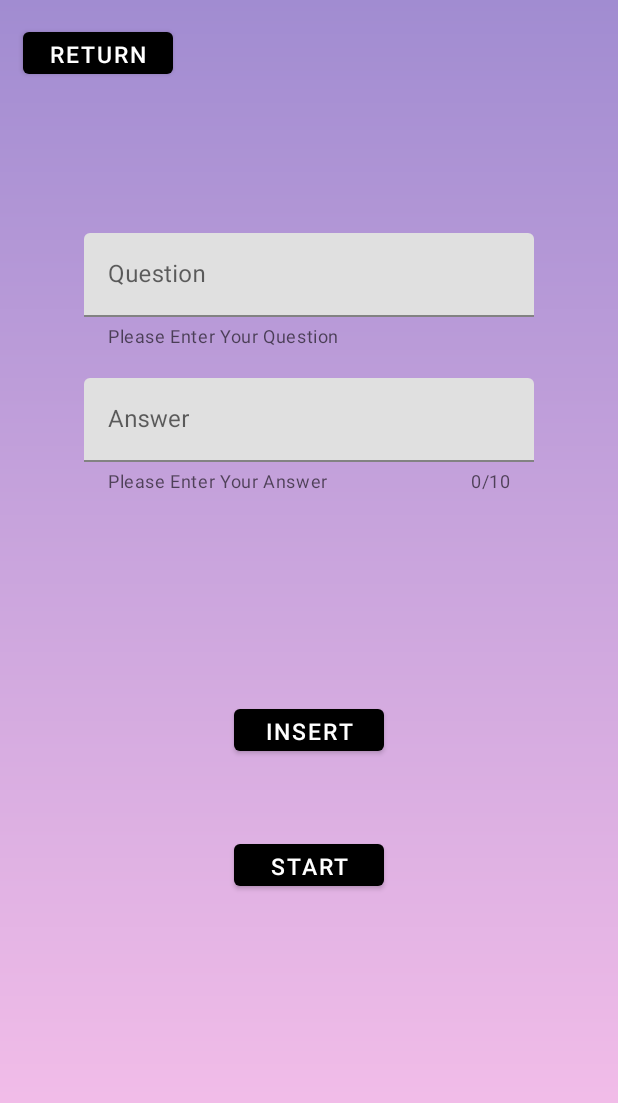
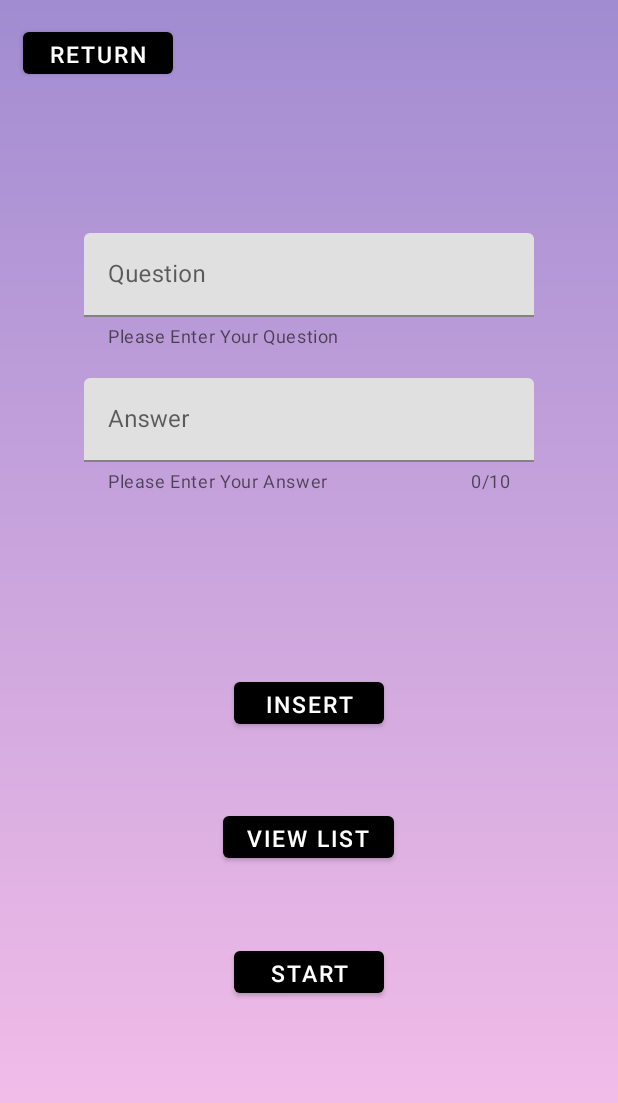
Before and after one commit to AllanJiang17/Android_Memorization_Word_Game, an Android app: the screen it shows after launch (MainActivity), after a tap on "WELCOME", on a phone screen of 412 x 824 dp. Shown: the top 1103 px of the screen. Run offline under Robolectric (Android 15) with nearby library versions, the phone set to English and light mode, and no system bars.

Commit message:
"created recyclerview for list"

```diff
--- a/app/src/main/res/layout/add_word_layout.xml
+++ b/app/src/main/res/layout/add_word_layout.xml
@@ -64,20 +64,30 @@
         android:layout_height="40dp"
         android:layout_below="@+id/answer_input"
         android:layout_centerHorizontal="true"
-        android:layout_marginTop="138dp"
+        android:layout_marginTop="120dp"
         android:onClick="addItem"
         android:text="Insert"
         android:textSize="15dp"></Button>
 
     <Button
+        android:id="@+id/view_button"
+        android:layout_width="wrap_content"
+        android:layout_height="40dp"
+        android:layout_below="@+id/add_button"
+        android:layout_centerHorizontal="true"
+        android:layout_marginTop="49dp"
+        android:onClick="showItem"
+        android:text="View List"
+        android:textSize="15dp"></Button>
+
+    <Button
         android:layout_width="100dp"
         android:layout_height="40dp"
+        android:layout_below="@+id/view_button"
+        android:layout_centerHorizontal="true"
         android:layout_marginTop="50dp"
-        android:layout_below="@+id/add_button"
         android:onClick="complete"
         android:text="Start"
-        android:textSize="15dp"
-        android:layout_centerHorizontal="true"
-        ></Button>
+        android:textSize="15dp"></Button>
 
 </RelativeLayout>
--- a/app/src/main/res/layout/list_view.xml
+++ b/app/src/main/res/layout/list_view.xml
@@ -8,7 +8,6 @@
         android:layout_width="wrap_content"
         android:layout_height="wrap_content"
         android:id="@+id/listView"
-        android:layout_centerHorizontal="true"
-        android:layout_centerVertical="true"/>
+   />
 
 </RelativeLayout>
--- a/app/src/main/res/layout/question_answer.xml
+++ b/app/src/main/res/layout/question_answer.xml
@@ -10,10 +10,4 @@
         android:text="Question"
         android:id="@+id/question"/>
 
-    <TextView
-        android:layout_width="wrap_content"
-        android:layout_height="wrap_content"
-        android:layout_alignParentRight="true"
-        android:text="Answer"
-        android:id="@+id/answer"/>
 </RelativeLayout>
```
Also changed, not shown: app/src/main/java/com/example/wordgamestudytool/MainActivity.java (+10 -3 lines), app/src/main/java/com/example/wordgamestudytool/model/RecListViewAdapter.java (renamed from app/src/main/java/com/example/wordgamestudytool/model/RecListView.java, +2 -9 lines).
